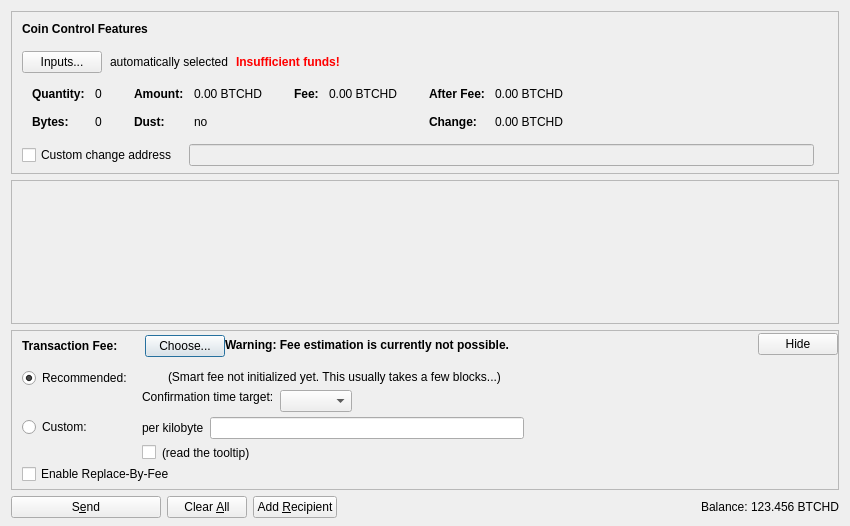
goomario/btchd, file src/qt/forms/sendcoinsdialog.ui: the form before one commit.
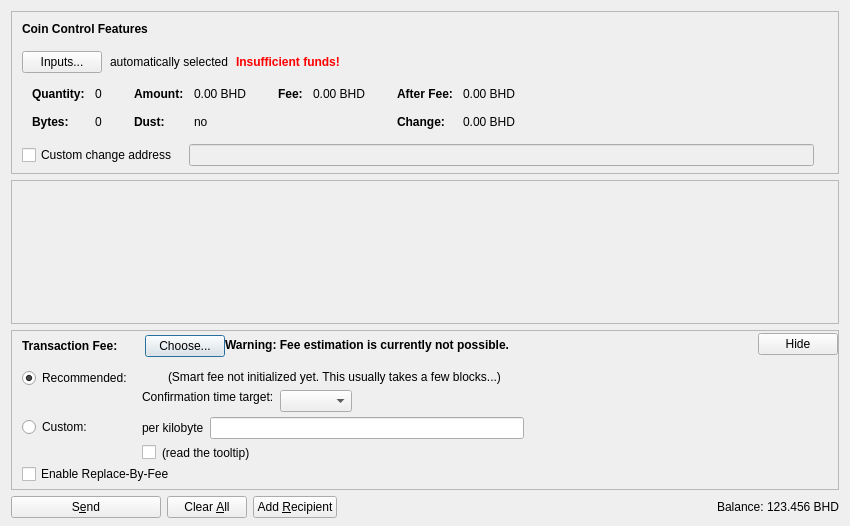
The form after the commit. Icons and pictures are not drawn. Custom widgets are drawn as their Qt base class.

Commit message: rename BTCHD to BitcoinHD/BHD

What changed in the file:
```diff
--- a/src/qt/forms/sendcoinsdialog.ui
+++ b/src/qt/forms/sendcoinsdialog.ui
@@ -324,7 +324,7 @@
                   <enum>Qt::ActionsContextMenu</enum>
                  </property>
                  <property name="text">
-                  <string notr="true">0.00 BTCHD</string>
+                  <string notr="true">0.00 BHD</string>
                  </property>
                  <property name="textInteractionFlags">
                   <set>Qt::LinksAccessibleByMouse|Qt::TextSelectableByKeyboard|Qt::TextSelectableByMouse</set>
@@ -404,7 +404,7 @@
                   <enum>Qt::ActionsContextMenu</enum>
                  </property>
                  <property name="text">
-                  <string notr="true">0.00 BTCHD</string>
+                  <string notr="true">0.00 BHD</string>
                  </property>
                  <property name="textInteractionFlags">
                   <set>Qt::LinksAccessibleByMouse|Qt::TextSelectableByKeyboard|Qt::TextSelectableByMouse</set>
@@ -455,7 +455,7 @@
                   <enum>Qt::ActionsContextMenu</enum>
                  </property>
                  <property name="text">
-                  <string notr="true">0.00 BTCHD</string>
+                  <string notr="true">0.00 BHD</string>
                  </property>
                  <property name="textInteractionFlags">
                   <set>Qt::LinksAccessibleByMouse|Qt::TextSelectableByKeyboard|Qt::TextSelectableByMouse</set>
@@ -484,7 +484,7 @@
                   <enum>Qt::ActionsContextMenu</enum>
                  </property>
                  <property name="text">
-                  <string notr="true">0.00 BTCHD</string>
+                  <string notr="true">0.00 BHD</string>
                  </property>
                  <property name="textInteractionFlags">
                   <set>Qt::LinksAccessibleByMouse|Qt::TextSelectableByKeyboard|Qt::TextSelectableByMouse</set>
@@ -1247,7 +1247,7 @@
           <cursorShape>IBeamCursor</cursorShape>
          </property>
          <property name="text">
-          <string notr="true">123.456 BTCHD</string>
+          <string notr="true">123.456 BHD</string>
          </property>
          <property name="textInteractionFlags">
           <set>Qt::LinksAccessibleByMouse|Qt::TextSelectableByKeyboard|Qt::TextSelectableByMouse</set>
```
Left out of the diff: 4 changed lines with no effect on the pictures. The commit also changes 191 other files.
